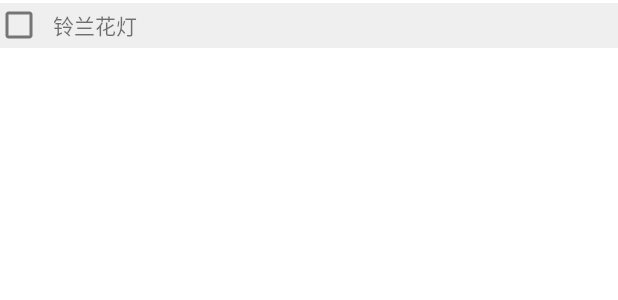
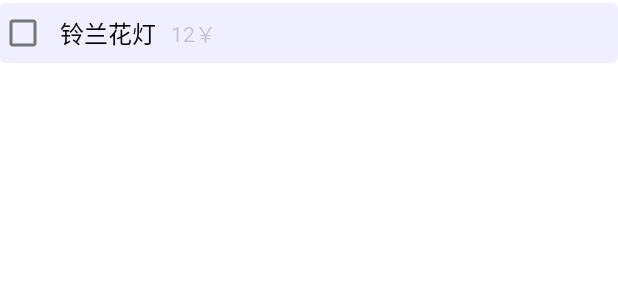
Before and after one commit to oangecheng/tools, an Android app: the layout dst_skin_item_layout.xml on its own in the app's theme, with its tools: preview values and no code run, on a phone screen of 412 x 824 dp. Shown: the top 300 px of the screen. Run offline under Robolectric (Android 15) with nearby library versions, the phone set to English and light mode, and no system bars.

Commit message:
优化解锁页面逻辑和ui

```diff
--- a/dstclient/src/main/java/com/orange/zax/dstclient/pages/DstLoginActivity.kt
+++ b/dstclient/src/main/java/com/orange/zax/dstclient/pages/DstLoginActivity.kt
@@ -33,8 +33,8 @@ class DstLoginActivity : DstActivity() {
     val btn : View = findViewById(R.id.login)
 
     btn.onClickFilter {
-      val name = if (isTest) "orange" else usernameView.text.toString()
-      val password = if (isTest) "940512" else pwdView.text.toString()
+      val name = if (isTest) "orange" else usernameView.text.toString().trim()
+      val password = if (isTest) "940512" else pwdView.text.toString().trim()
       if (!TextUtils.isEmpty(name) && !TextUtils.isEmpty(password)) {
         startLogin(name, password)
       } else {
--- /dev/null
+++ b/dstclient/src/main/res/drawable/dst_skin_item_bg.xml
@@ -0,0 +1,6 @@
+<?xml version="1.0" encoding="utf-8"?>
+<shape
+  xmlns:android="http://schemas.android.com/apk/res/android">
+  <corners android:radius="4dp"/>
+  <solid android:color="#100000ff"/>
+</shape>
--- a/dstclient/src/main/res/layout/dst_skin_item_layout.xml
+++ b/dstclient/src/main/res/layout/dst_skin_item_layout.xml
@@ -2,27 +2,32 @@
 <LinearLayout xmlns:android="http://schemas.android.com/apk/res/android"
   xmlns:tools="http://schemas.android.com/tools"
   android:layout_width="match_parent"
-  android:layout_height="30dp"
-  android:background="#10000000"
+  android:layout_height="40dp"
+  android:background="@drawable/dst_skin_item_bg"
   android:gravity="center_vertical"
   android:layout_marginTop="2dp">
 
   <CheckBox
     android:id="@+id/skin_select"
-    android:layout_width="25dp"
-    android:layout_height="25dp" />
+    android:layout_width="30dp"
+    android:layout_height="30dp" />
 
   <TextView
     android:id="@+id/skin_name"
     android:layout_width="wrap_content"
     android:layout_height="wrap_content"
     android:layout_marginStart="10dp"
+    android:textColor="#000000"
+    android:textSize="16dp"
     tools:text="铃兰花灯" />
 
   <TextView
     android:id="@+id/skin_price"
     android:layout_width="wrap_content"
     android:layout_height="wrap_content"
-    android:layout_marginStart="10dp" />
+    android:layout_marginStart="10dp"
+    android:textColor="#30000000"
+    android:textSize="14dp"
+    tools:text="12￥" />
 
 </LinearLayout>
```
Also changed, not shown: dstclient/src/main/java/com/orange/zax/dstclient/pages/BuySkinActivity.kt (+18 -9 lines), dstclient/src/main/res/layout/dst_skin_buy_layout.xml (+5 -8 lines).
